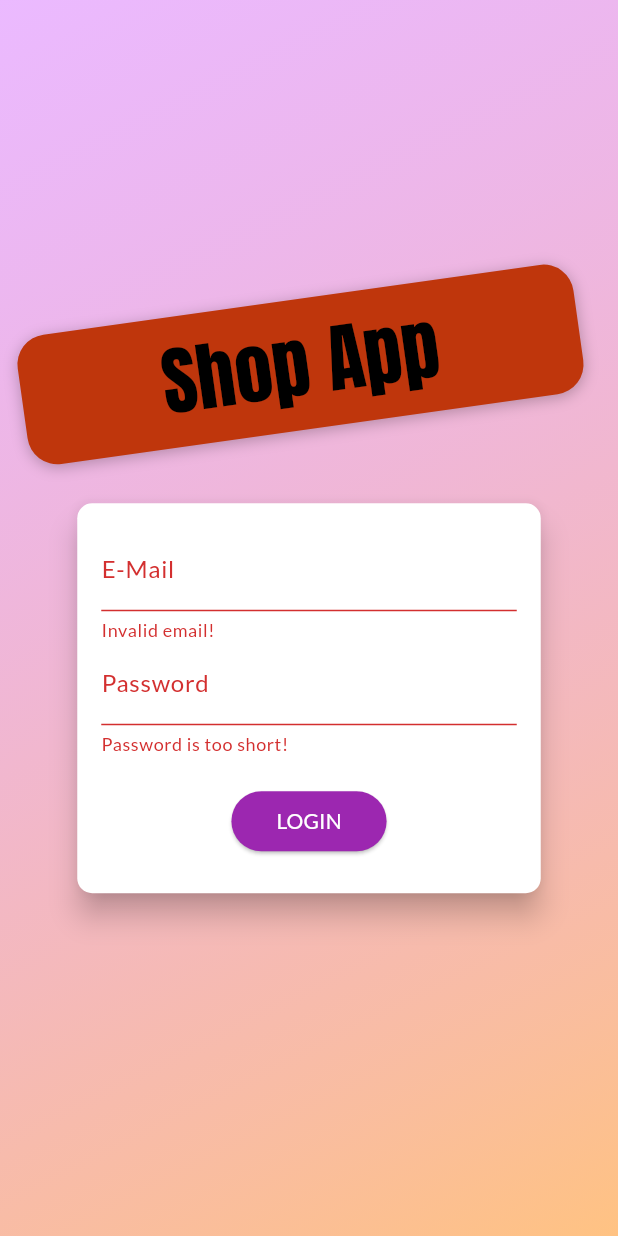
After one commit to Anassedemnati/shop_app_flutter, a Flutter app: the screen it shows after launch, after a tap on "LOGIN", on a phone screen of 412 x 824 dp. The commit adds this screen. Run offline on Flutter 3.47's test engine with Material 3 defaults, Android fonts, the phone set to English and light mode, and no system bars; our stand-ins replace shared_preferences; network calls fail.

Commit message:
add shared_preferences dependency and implement authentication flow; update products provider to use auth token

```diff
--- a/lib/main.dart
+++ b/lib/main.dart
@@ -1,5 +1,7 @@
 import 'package:flutter/material.dart';
+import 'package:flutter_complete_guide/providers/auth.dart';
 import 'package:flutter_complete_guide/providers/user.dart';
+import 'package:flutter_complete_guide/screens/auth_screen.dart';
 import 'package:flutter_complete_guide/screens/login_screen.dart';
 import 'package:flutter_complete_guide/screens/product_form_screen.dart';
 import 'package:flutter_complete_guide/screens/user_products_screen.dart';
@@ -25,8 +27,15 @@ class MyApp extends StatelessWidget {
     // MultiProvider is used to provide multiple providers at the same time in the app
     return MultiProvider(
         providers: [
-          ChangeNotifierProvider.value(
-            value: Products(),
+           ChangeNotifierProvider.value(
+            value: Auth(), // this is the provider for the auth
+          ),
+          ChangeNotifierProxyProvider<Auth, Products>( //injecting the auth provider into the products provider
+            create: (_) => Products('', []),
+            update: (_, auth, previousProducts) => Products(
+              auth.token ?? '',
+              previousProducts == null ? [] : previousProducts.items,
+            ),
           ),
           ChangeNotifierProvider.value(
             value: Cart(),
@@ -39,8 +48,10 @@ class MyApp extends StatelessWidget {
           ),
 
 
+
         ],
-        child: MaterialApp(
+        child: Consumer<Auth>( // injecting the auth provider into the app
+          builder: (ctx, auth, _) => MaterialApp(
             title: 'MyShop',
             theme: ThemeData(
               primarySwatch: Colors.purple,
@@ -48,7 +59,10 @@ class MyApp extends StatelessWidget {
                   .copyWith(secondary: Colors.deepOrange),
               fontFamily: 'Lato',
             ),
-            home: ProductsOverviewScreen(),
+            home: auth.isAuth // check if the user is authenticated
+                ? ProductsOverviewScreen()
+                :  AuthScreen(), // this is the screen that will be shown when the user is not authenticated
+
             routes: {
               ProductDetailScreen.routeName: (ctx) => ProductDetailScreen(),
               CartScreen.routeName: (ctx) => CartScreen(),
@@ -57,7 +71,8 @@ class MyApp extends StatelessWidget {
               ProductFormScreen.routeName: (ctx) => ProductFormScreen(),
               UserProfileScreen.routeName: (ctx) => UserProfileScreen(),
               LoginScreen.routeName: (ctx) => LoginScreen(), // this is the route for the login screen
+              ProductsOverviewScreen.routeName: (ctx) =>ProductsOverviewScreen(), // this is the route for the products overview screen
 
-            }));
+            })));
   }
 }
--- /dev/null
+++ b/lib/providers/auth.dart
@@ -0,0 +1,113 @@
+
+import 'dart:async';
+import 'dart:io';
+
+import 'package:flutter/foundation.dart';
+import 'package:flutter/widgets.dart';
+import 'package:http/http.dart' as http;
+import 'package:shared_preferences/shared_preferences.dart';
+import 'dart:convert';
+
+
+
+class Auth with ChangeNotifier {
+  String? _token;
+  DateTime? _expiryDate;
+  String? _userId;
+  Timer? _authTimer;
+
+
+  bool get isAuth {
+    return token != null;
+  }
+
+  String? get token {
+    if (_expiryDate != null &&
+        _expiryDate != null && _expiryDate!.isAfter(DateTime.now()) &&
+        _token != null) {
+      return _token;
+    }
+    return null;
+  }
+   Future<void> signup(String email, String password) async {
+    return _authenticate(email, password, 'signupNewUser');
+  }
+
+  Future<void> login(String email, String password) async {
+    return _authenticate(email, password, 'verifyPassword');
+  }
+
+
+  Future<void> _authenticate(
+      String email, String password, String urlSegment) async {
+    final url =
+        'https://www.googleapis.com/identitytoolkit/v3/relyingparty/$urlSegment?key=AIzaSyCSDYAPUSTNDMfXkwU0HJhY2vcQoPB9yQc';
+        //we get the key from the firebase console => project settings > general > web API key
+    try {
+      final response = await http.post(
+        Uri.parse(url),
+        body: json.encode(
+          {
+            'email': email,
+            'password': password,
+            'returnSecureToken': true,
+          },
+        ),
+      );
+      final responseData = json.decode(response.body);
+      if (kDebugMode) {
+        print(responseData);
+      }
+
+      if (responseData['error'] != null) {
+        throw HttpException(responseData['error']['message']);
+      }
+      _token = responseData['idToken'];
+      _userId = responseData['localId'];
+      _expiryDate = DateTime.now().add(
+        Duration(
+          seconds: int.parse(
+            responseData['expiresIn'],
+          ),
+        ),
+      );
+      _autoLogout();
+      notifyListeners();
+      final prefs = await SharedPreferences.getInstance();
+      final userData = json.encode(
+        {
+          'token': _token,
+          'userId': _userId,
+          'expiryDate': _expiryDate?.toIso8601String(),
+        },
+      );
+      prefs.setString('userData', userData);
+    } catch (error) {
+      rethrow;
+    }
+  }
+    Future<void> logout() async {
+    _token = null;
+    _userId = null;
+    _expiryDate = null;
+
+    if (_authTimer != null) {
+      _authTimer?.cancel();
+      _authTimer = null;
+    }
+    notifyListeners();
+    final prefs = await SharedPreferences.getInstance();
+    // prefs.remove('userData');
+    prefs.clear();
+  }
+
+    void _autoLogout() {
+    if (_authTimer != null) {
+      _authTimer?.cancel();
+    }
+    final timeToExpiry = _expiryDate != null
+        ? _expiryDate!.difference(DateTime.now()).inSeconds
+        : 0;
+    _authTimer = Timer(Duration(seconds: timeToExpiry), logout);
+  }
+}
--- a/lib/providers/products.dart
+++ b/lib/providers/products.dart
@@ -6,6 +6,9 @@ import 'package:http/http.dart' as http;
 
 class Products with ChangeNotifier {
   static const productsUrl = 'https://ecomerceapp-4f8f8-default-rtdb.europe-west1.firebasedatabase.app/products.json';
+  final String authToken;
+
+  Products(this.authToken, this._items);
 
   // ignore: prefer_final_fields
   List<Product> _items = [
@@ -28,7 +31,7 @@ class Products with ChangeNotifier {
 
   Future<void> fetchProducts() async {
     try {
-      final response = await http.get(Uri.parse(productsUrl));
+      final response = await http.get(Uri.parse('$productsUrl?auth=$authToken')); // get request to the firebase database products collection
       final extractedData = json.decode(response.body) as Map<String, dynamic>?;
 
       if (extractedData == null) {
@@ -57,7 +60,8 @@ class Products with ChangeNotifier {
     }
   }
   void addProduct(Product value) {
-    http.post(Uri.parse(productsUrl), body: json.encode( // post request to the firebase database products collection
+    http.post(Uri.parse('$productsUrl?auth=$authToken'), // post request to the firebase database products collection
+     body: json.encode( // post request to the firebase database products collection
       {
         'title': value.title,
         'description': value.description,
--- /dev/null
+++ b/lib/screens/auth_screen.dart
@@ -0,0 +1,263 @@
+import 'dart:math';
+
+import 'package:flutter/material.dart';
+import 'package:flutter_complete_guide/providers/auth.dart';
+import 'package:provider/provider.dart';
+
+enum AuthMode { Signup, Login }
+
+class AuthScreen extends StatelessWidget {
+  static const routeName = '/auth';
+
+  @override
+  Widget build(BuildContext context) {
+    final deviceSize = MediaQuery.of(context).size;
+    // final transformConfig = Matrix4.rotationZ(-8 * pi / 180);
+    // transformConfig.translate(-10.0);
+    return Scaffold(
+      // resizeToAvoidBottomInset: false,
+      body: Stack(
+        children: <Widget>[
+          Container(
+            decoration: BoxDecoration(
+              gradient: LinearGradient(
+                colors: [
+                  Color.fromRGBO(215, 117, 255, 1).withOpacity(0.5),
+                  Color.fromRGBO(255, 188, 117, 1).withOpacity(0.9),
+                ],
+                begin: Alignment.topLeft,
+                end: Alignment.bottomRight,
+                stops: [0, 1],
+              ),
+            ),
+          ),
+          SingleChildScrollView(
+            child: Container(
+              height: deviceSize.height,
+              width: deviceSize.width,
+              child: Column(
+                mainAxisAlignment: MainAxisAlignment.center,
+                crossAxisAlignment: CrossAxisAlignment.center,
+                children: <Widget>[
+                  Flexible(
+                    child: Container(
+                      margin: EdgeInsets.only(bottom: 20.0),
+                      padding:
+                          EdgeInsets.symmetric(vertical: 8.0, horizontal: 94.0),
+                      transform: Matrix4.rotationZ(-8 * pi / 180)
+                        ..translate(-10.0),
+                      // ..translate(-10.0),
+                      decoration: BoxDecoration(
+                        borderRadius: BorderRadius.circular(20),
+                        color: Colors.deepOrange.shade900,
+                        boxShadow: [
+                          BoxShadow(
+                            blurRadius: 8,
+                            color: Colors.black26,
+                            offset: Offset(0, 2),
+                          )
+                        ],
+                      ),
+                      child: Text(
+                        'Shop App',
+                        style: TextStyle(
+                          color:
+                              Theme.of(context).textTheme.titleLarge?.color ??
+                                  Colors.white,
+                          fontSize: 50,
+                          fontFamily: 'Anton',
+                          fontWeight: FontWeight.normal,
+                        ),
+                      ),
+                    ),
+                  ),
+                  Flexible(
+                    flex: deviceSize.width > 600 ? 2 : 1,
+                    child: AuthCard(),
+                  ),
+                ],
+              ),
+            ),
+          ),
+        ],
+      ),
+    );
+  }
+}
+
+class AuthCard extends StatefulWidget {
+  const AuthCard({
+    super.key,
+  });
+
+  @override
+  _AuthCardState createState() => _AuthCardState();
+}
+
+class _AuthCardState extends State<AuthCard> {
+  final GlobalKey<FormState> _formKey = GlobalKey();
+  AuthMode _authMode = AuthMode.Login;
+  final Map<String, String> _authData = {
+    'email': '',
+    'password': '',
+  };
+  var _isLoading = false;
+  final _passwordController = TextEditingController();
+
+  Future<void> _submit() async {
+    if (!(_formKey.currentState?.validate() ?? false)) {
+      // Invalid!
+      return;
+    }
+    _formKey.currentState?.save();
+    setState(() {
+      _isLoading = true;
+    });
+    if (_authMode == AuthMode.Login) {
+      // Log user in
+      await Provider.of<Auth>(context, listen: false)
+          .login(_authData['email']!, _authData['password']!)
+          .then((_) {
+        Navigator.of(context).pushReplacementNamed('/products-overview');
+      }).catchError((error) {
+        // Handle error
+        ScaffoldMessenger.of(context).showSnackBar(
+          SnackBar(
+            content: Text('Authentication failed! Password or email is wrong!'),
+          ),
+        );
+      });
+    }
+    else
+    {
+      // Sign user up
+      await Provider.of<Auth>(context, listen: false)
+          .signup(_authData['email']!, _authData['password']!)
+          .then((_) {
+          Navigator.of(context).pushReplacementNamed('/products-overview');
+      }).catchError((error) {
+        // Handle error
+        ScaffoldMessenger.of(context).showSnackBar(
+          SnackBar(
+            content: Text('Authentication failed!'),
+          ),
+        );
+      });
+    }
+    setState(() {
+      _isLoading = false;
+    });
+  }
+
+  void _switchAuthMode() {
+    if (_authMode == AuthMode.Login) {
+      setState(() {
+        _authMode = AuthMode.Signup;
+      });
+    } else {
+      setState(() {
+        _authMode = AuthMode.Login;
+      });
+    }
+  }
+
+  @override
+  Widget build(BuildContext context) {
+    final deviceSize = MediaQuery.of(context).size;
+    return Card(
+      shape: RoundedRectangleBorder(
+        borderRadius: BorderRadius.circular(10.0),
+      ),
+      elevation: 8.0,
+      child: Container(
+        height: _authMode == AuthMode.Signup ? 320 : 260,
+        constraints:
+            BoxConstraints(minHeight: _authMode == AuthMode.Signup ? 320 : 260),
+        width: deviceSize.width * 0.75,
+        padding: EdgeInsets.all(16.0),
+        child: Form(
+          key: _formKey,
+          child: SingleChildScrollView(
+            child: Column(
+              children: <Widget>[
+                TextFormField(
+                  decoration: InputDecoration(labelText: 'E-Mail'),
+                  keyboardType: TextInputType.emailAddress,
+                  validator: (value) {
+                    if (value == null ||
+                        value.isEmpty ||
+                        !value.contains('@')) {
+                      return 'Invalid email!';
+                    }
+                    return null;
+                  },
+                  onSaved: (value) {
+                    _authData['email'] = value!;
+                  },
+                ),
+                TextFormField(
+                  decoration: InputDecoration(labelText: 'Password'),
+                  obscureText: true,
+                  controller: _passwordController,
+                  validator: (value) {
+                    if (value == null || value.isEmpty || value.length < 5) {
+                      return 'Password is too short!';
+                    }
+                  },
+                  onSaved: (value) {
+                    _authData['password'] = value!;
+                  },
+                ),
+                if (_authMode == AuthMode.Signup)
+                  TextFormField(
+                    enabled: _authMode == AuthMode.Signup,
+                    decoration: InputDecoration(labelText: 'Confirm Password'),
+                    obscureText: true,
+                    validator: _authMode == AuthMode.Signup
+                        ? (value) {
+                            if (value != _passwordController.text) {
+                              return 'Passwords do not match!';
+                            }
+                          }
+                        : null,
+                  ),
+                SizedBox(
+                  height: 20,
+                ),
+                if (_isLoading)
+                  CircularProgressIndicator()
+                else
+                  ElevatedButton(
+                    onPressed: _submit,
+                    style: ElevatedButton.styleFrom(
+                      shape: RoundedRectangleBorder(
+                        borderRadius: BorderRadius.circular(30),
+                      ),
+                      padding:
+                          EdgeInsets.symmetric(horizontal: 30.0, vertical: 8.0),
+                      backgroundColor: Theme.of(context).primaryColor,
+                      foregroundColor:
+                          Theme.of(context).primaryTextTheme.labelLarge?.color,
+                    ),
+                    child:
+                        Text(_authMode == AuthMode.Login ? 'LOGIN' : 'SIGN UP'),
+                  ),
+                TextButton(
+                  onPressed: _switchAuthMode,
+                  style: TextButton.styleFrom(
+                    padding:
+                        EdgeInsets.symmetric(horizontal: 30.0, vertical: 4),
+                    tapTargetSize: MaterialTapTargetSize.shrinkWrap,
+                    foregroundColor: Theme.of(context).primaryColor,
+                  ),
+                  child: Text(
+                      '${_authMode == AuthMode.Login ? 'SIGNUP' : 'LOGIN'} INSTEAD'),
+                ),
+              ],
+            ),
+          ),
+        ),
+      ),
+    );
+  }
+}
--- a/lib/screens/products_overview_screen.dart
+++ b/lib/screens/products_overview_screen.dart
@@ -14,6 +14,7 @@ enum FilterOptions {
 }
 
 class ProductsOverviewScreen extends StatefulWidget {
+  static const routeName = '/products-overview';
   @override
   _ProductsOverviewScreenState createState() => _ProductsOverviewScreenState();
 }
--- a/pubspec.yaml
+++ b/pubspec.yaml
@@ -27,6 +27,7 @@ dependencies:
   cupertino_icons: ^1.0.8
   flutter_lints: ^5.0.0
   http: ^1.3.0
+  shared_preferences: ^2.5.3
 
 dev_dependencies:
   flutter_test:
```
Also changed, not shown: lib/widgets/app_drawer.dart (+11 -0 lines), pubspec.lock, 10 other files.
